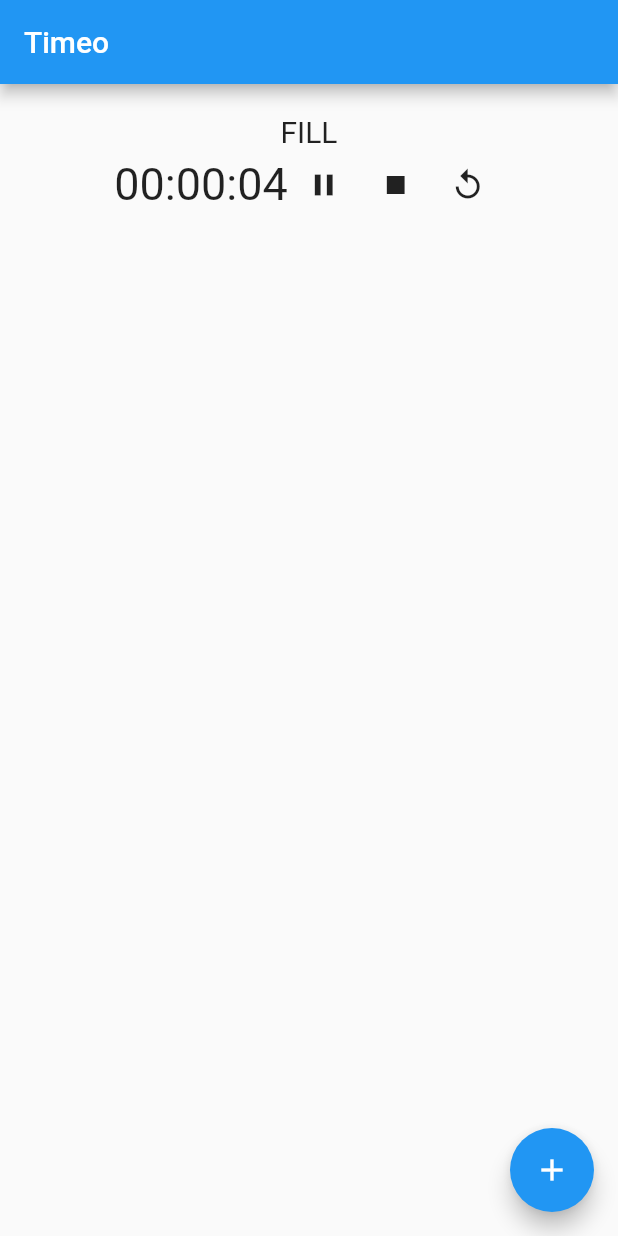
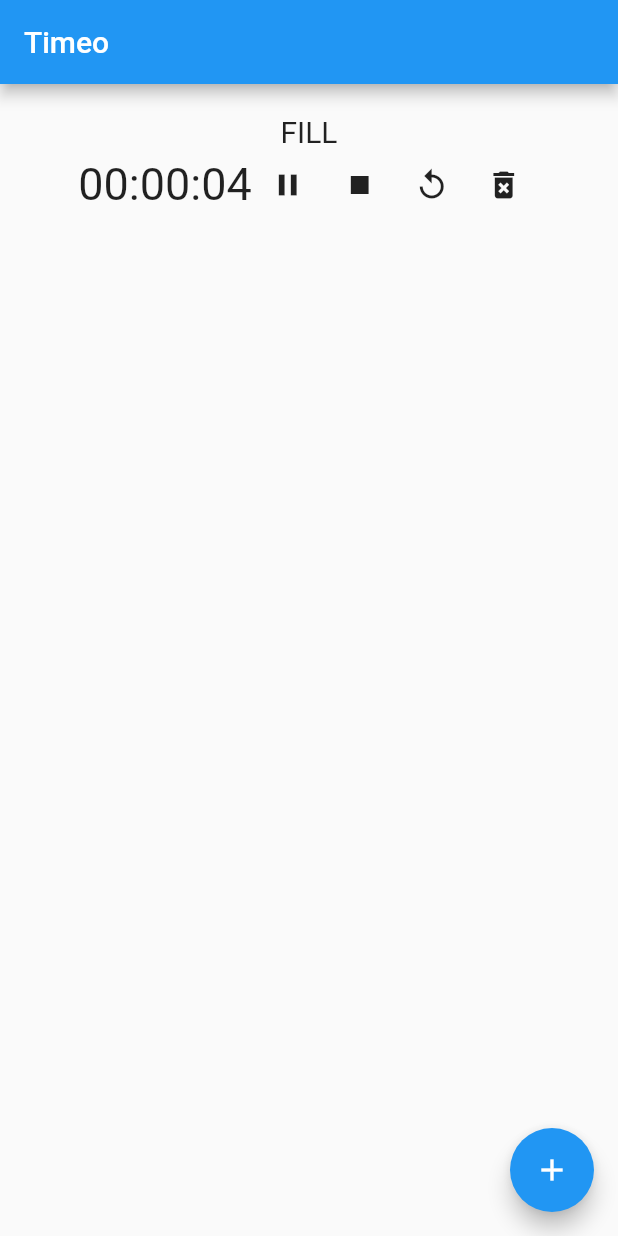
Before and after one commit to FlorianFeka/timeo-app, a Flutter app: the screen it shows after launch, on a phone screen of 412 x 824 dp. Run offline on Flutter 3.47's test engine with Material 2 defaults, Android fonts, the phone set to English and light mode, and no system bars; our stand-ins replace flutter_datetime_picker.

Commit message:
add dummy delete button
resolves #1

```diff
--- a/lib/timer.dart
+++ b/lib/timer.dart
@@ -131,6 +131,10 @@ class _TimerWidgetState extends State<TimerWidget> {
               IconButton(
                 icon: Icon(Icons.replay),
                 onPressed: resetTimer,
+              ),
+              IconButton(
+                icon: Icon(Icons.delete_forever),
+                onPressed: resetTimer,
               )
             ],
           )
```
